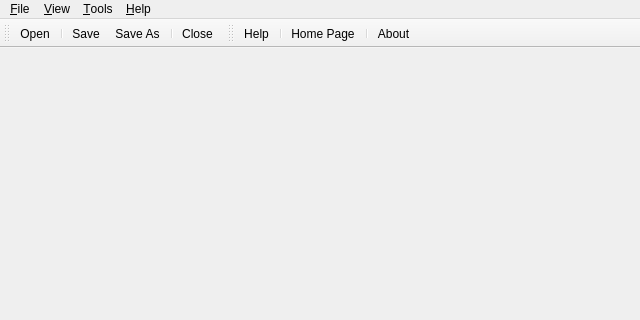
Before: the Qt Designer form src/ui/mainwindow.ui in opencor/opencor, drawn with Qt 5; both pictures show x 0 to 640 and y 0 to 320 of the 640 by 480 pixel window.
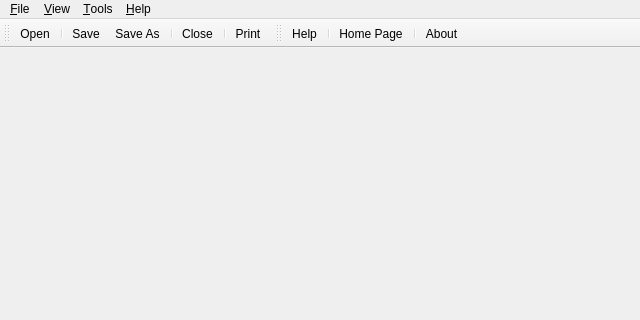
After: the same form once the commit is applied. Icons and pictures are not drawn.

Commit message: Added a print toolbar button.

```diff
--- a/src/ui/mainwindow.ui
+++ b/src/ui/mainwindow.ui
@@ -155,6 +155,8 @@
    <addaction name="actionSaveAs"/>
    <addaction name="separator"/>
    <addaction name="actionClose"/>
+   <addaction name="separator"/>
+   <addaction name="actionPrint"/>
   </widget>
   <widget class="QToolBar" name="helpToolbar">
    <property name="windowTitle">
```
